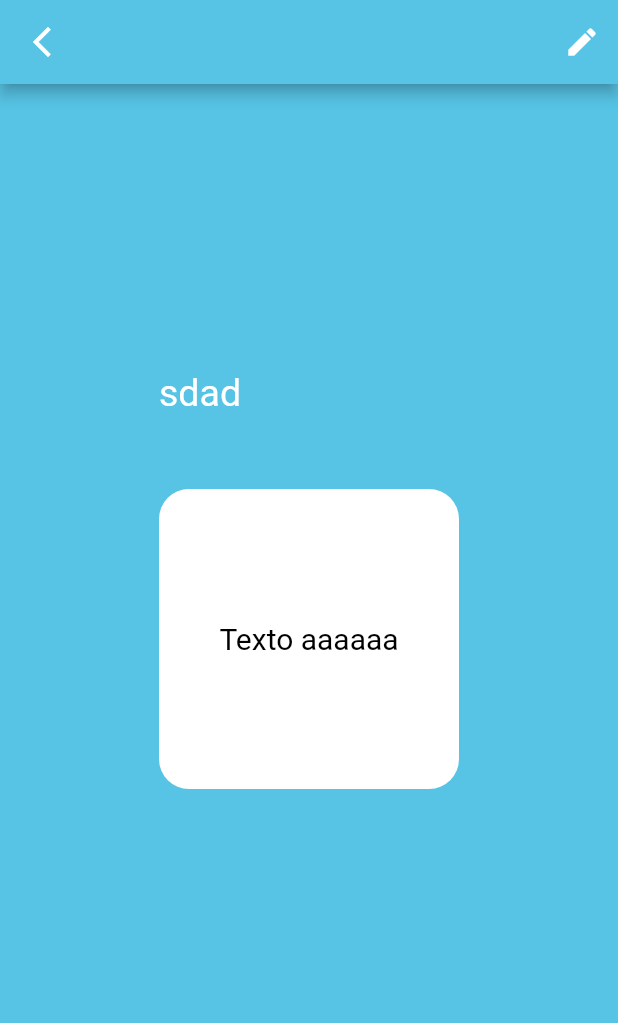
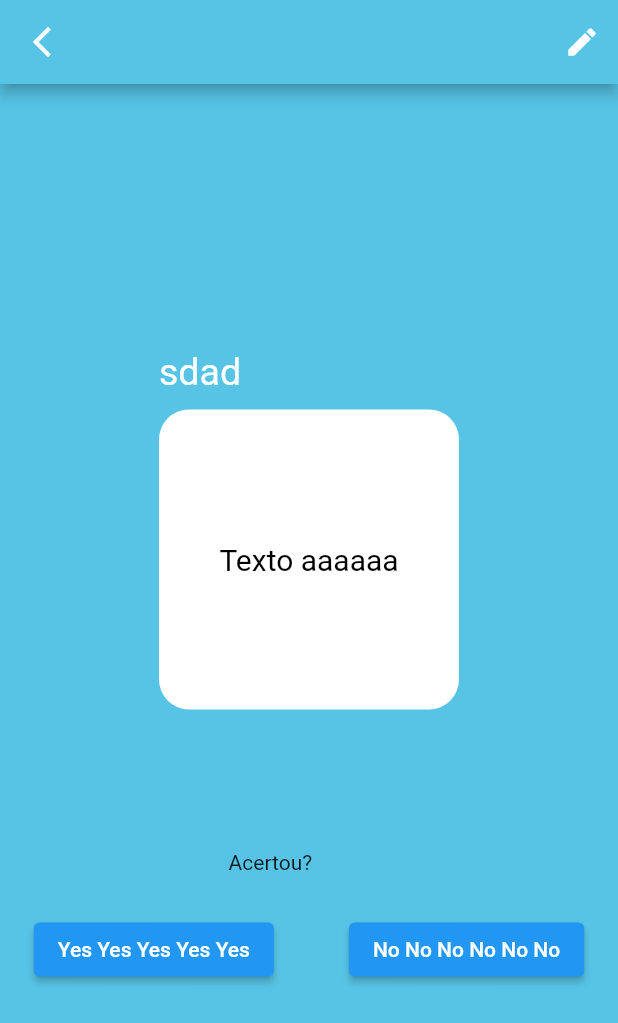
Before and after one commit to MarceloMaues/flashcard_app, a Flutter app: the GameView screen opened by its route, on a phone screen of 412 x 824 dp. Shown: the top 1023 px of the screen. Run offline on Flutter 3.47's test engine with Material 2 defaults, Android fonts, the phone set to English and light mode, and no system bars; drawn by our look-alikes of flip_card; our stand-ins replace awesome_dialog, get, mobx; missing offline and left inert: dart:html.

```diff
--- a/lib/FrontEnd/FlashCardFront/Botaos.dart
+++ b/lib/FrontEnd/FlashCardFront/Botaos.dart
@@ -3,10 +3,12 @@ import 'package:flip_card/flip_card.dart';
 import 'package:provider/provider.dart';
 
 import '../../Controller.dart';
+import 'FlashCardFront.dart';
 
 class Botaos extends StatelessWidget {
   bool value;
-  Botaos({Key? key,required BuildContext context,required this.value}) : super(key: key);
+  Botaos({Key? key, required BuildContext context, required this.value})
+      : super(key: key);
   bool _myBoolean = false;
 
   @override
@@ -21,14 +23,19 @@ class Botaos extends StatelessWidget {
             mainAxisAlignment: MainAxisAlignment.center,
             children: [
               Text("Acertou? "),
-            Checkbox(
+              Opacity(
+                opacity: opacity,
+                child: Checkbox(
                     value: value,
                     activeColor: Color(0xff8FDC97),
-                onChanged: (value){
+                    onChanged: (value) {
                       _myBoolean = value!;
-                  Provider.of<Controller>(screen,listen:false).setAcertou(_myBoolean);
-                }
-            ),]),
+                      print(opacity);
+                      Provider.of<Controller>(screen, listen: false)
+                          .setAcertou(_myBoolean);
+                    }),
+              ),
+            ]),
         SizedBox(
           height: 10,
         ),
@@ -39,9 +46,7 @@ class Botaos extends StatelessWidget {
             Container(
               child: ElevatedButton(
                 child: Text("Yes Yes Yes Yes Yes"),
-                    onPressed: () {
-
-                    },
+                onPressed: () {},
               ),
             ),
             SizedBox(width: 50),
@@ -53,9 +58,7 @@ class Botaos extends StatelessWidget {
             ),
           ],
         ),
-
       ],
-      )
-    );
+    ));
   }
 }
--- a/lib/FrontEnd/FlashCardFront/FlashCardFront.dart
+++ b/lib/FrontEnd/FlashCardFront/FlashCardFront.dart
@@ -1,3 +1,5 @@
+import 'dart:html';
+
 import 'package:flutter/material.dart';
 import 'package:flip_card/flip_card.dart';
 import 'package:provider/provider.dart';
@@ -34,6 +36,7 @@ class GameView extends StatelessWidget {
 
 int counterIsCorrect = 0;
 int counterIsWrong = 0;
+double opacity = 0.0;
 
 class FlashcardFront extends StatelessWidget {
   @override
@@ -68,6 +71,12 @@ class FlashcardFront extends StatelessWidget {
             ]),
         FlipCard(
             direction: FlipDirection.HORIZONTAL,
+            onFlipDone: (status) {
+              print(status);
+              if (status == false){
+                opacity = 1;
+              }
+            },
             front: Column(
               children: <Widget>[
                 Container(
@@ -113,40 +122,29 @@ class FlashcardFront extends StatelessWidget {
                 ),
                 Row(
                   children: <Widget>[
-                    SizedBox(height: 50),
+                    SizedBox(height: 78),
                   ],
-                ),Consumer<Controller>(
-                    builder: (context, controller ,child){
-                      return Botaos(context: context,value: controller.acertou,);
-                    })
-                /**Row(
-                    crossAxisAlignment: CrossAxisAlignment.center,
-                    mainAxisAlignment: MainAxisAlignment.center,
-                    children: <Widget>[
-                    Container(
-                    child: ElevatedButton(
-                    child: Text("Yes Yes Yes Yes Yes"),
-                    onPressed: () {
-                    counterIsCorrect++;
-                    print(counterIsCorrect);
-                    },
-                    ),
-                    ),
-                    SizedBox(width: 50),
-                    Container(
-                    child: ElevatedButton(
-                    child: Text("No No No No No No"),
-                    onPressed: () {
-                    counterIsWrong++;
-                    print(counterIsWrong);
-                    },
-                    ),
-                    ),
-                    ],
-                    ),*/
+                ),
               ],
             )),
+        Row(
+          mainAxisAlignment: MainAxisAlignment.center,
+          children: [
+            Buttons(),
+          ],
+        )
       ],
     );
   }
 }
+class Buttons extends StatelessWidget {
+  @override
+  Widget build(BuildContext button) {
+    return Consumer<Controller>(builder: (context, controller, child) {
+      return Botaos(
+        context: context,
+        value: controller.acertou,
+      );
+    });
+  }
+}
```
Lines whose indentation alone changed are shown as unchanged.
